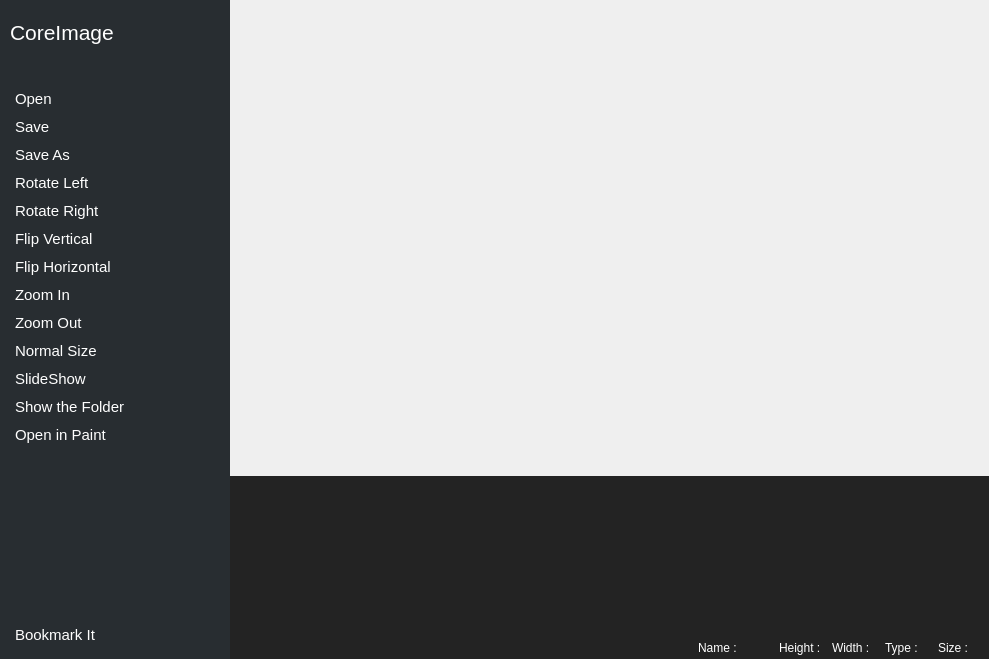
Qt form app/coreimage/coreimage.ui (rahmanshaber/corebox) before a commit.
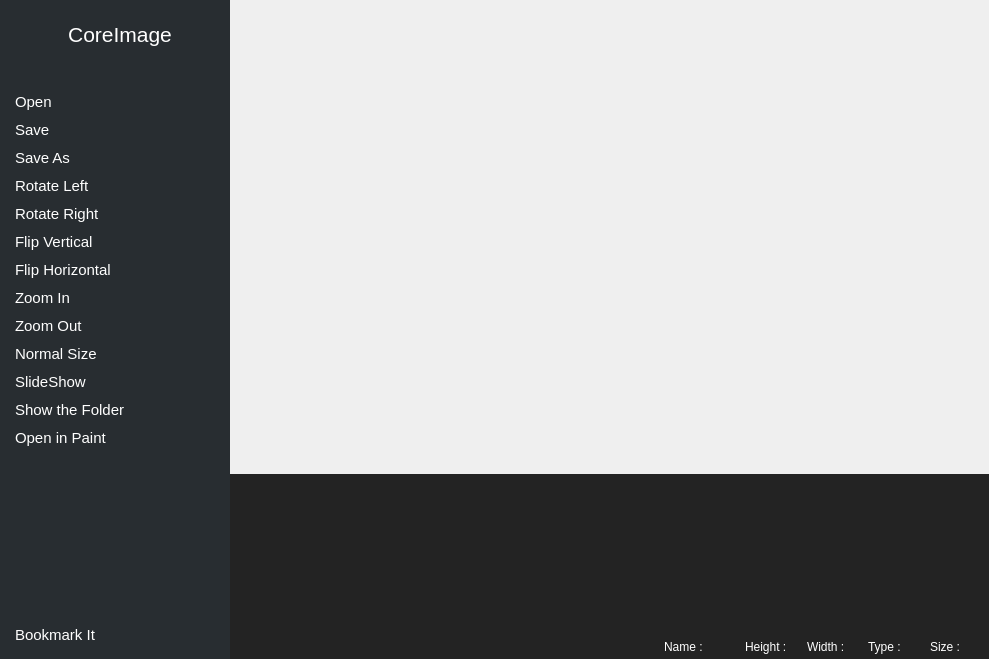
The same form after that commit. Icons and pictures are not drawn.

What changed in the file:
```diff
--- a/app/coreimage/coreimage.ui
+++ b/app/coreimage/coreimage.ui
@@ -58,7 +58,21 @@
 background-color: #282D31;
 color: #ffffff;
 border: 1px rgb(67, 67, 67);
-}</string>
+}
+
+QPushButton{
+Text-align:left;
+padding: 5px 5px 5px 5px;
+}
+
+QPushButton:pressed{
+background-color: #1D2025; 
+}
+
+QPushButton:hover {
+background-color: #1D2025;
+}
+</string>
      </property>
      <layout class="QVBoxLayout" name="verticalLayout">
       <property name="spacing">
@@ -77,7 +91,13 @@
        <number>10</number>
       </property>
       <item>
-       <widget class="QPushButton" name="title">
+       <widget class="QToolButton" name="title">
+        <property name="sizePolicy">
+         <sizepolicy hsizetype="Preferred" vsizetype="Fixed">
+          <horstretch>0</horstretch>
+          <verstretch>0</verstretch>
+         </sizepolicy>
+        </property>
         <property name="font">
          <font>
           <pointsize>16</pointsize>
@@ -86,9 +106,6 @@
         <property name="focusPolicy">
          <enum>Qt::NoFocus</enum>
         </property>
-        <property name="styleSheet">
-         <string notr="true">Text-align:left</string>
-        </property>
         <property name="text">
          <string>CoreImage</string>
         </property>
@@ -102,6 +119,9 @@
           <height>24</height>
          </size>
         </property>
+        <property name="toolButtonStyle">
+         <enum>Qt::ToolButtonTextBesideIcon</enum>
+        </property>
        </widget>
       </item>
       <item>
@@ -132,21 +152,6 @@
         <property name="focusPolicy">
          <enum>Qt::NoFocus</enum>
         </property>
-        <property name="styleSheet">
-         <string notr="true">QPushButton{
-Text-align:left;
-padding: 5px 5px 5px 5px;
-}
-
-QPushButton:pressed{
-background-color: #1D2025; 
-}
-
-QPushButton:hover {
-background-color: #1D2025;
-}
-</string>
-        </property>
         <property name="text">
          <string>Open</string>
         </property>
@@ -174,21 +179,6 @@
         <property name="focusPolicy">
          <enum>Qt::NoFocus</enum>
         </property>
-        <property name="styleSheet">
-         <string notr="true">QPushButton{
-Text-align:left;
-padding: 5px 5px 5px 5px;
-}
-
-QPushButton:pressed{
-background-color: #1D2025; 
-}
-
-QPushButton:hover {
-background-color: #1D2025;
-}
-</string>
-        </property>
         <property name="text">
          <string>Save</string>
         </property>
@@ -214,21 +204,6 @@
         <property name="focusPolicy">
          <enum>Qt::NoFocus</enum>
         </property>
-        <property name="styleSheet">
-         <string notr="true">QPushButton{
-Text-align:left;
-padding: 5px 5px 5px 5px;
-}
-
-QPushButton:pressed{
-background-color: #1D2025; 
-}
-
-QPushButton:hover {
-background-color: #1D2025;
-}
-</string>
-        </property>
         <property name="text">
          <string>Save As</string>
         </property>
@@ -254,21 +229,6 @@
         <property name="focusPolicy">
          <enum>Qt::NoFocus</enum>
         </property>
-        <property name="styleSheet">
-         <string notr="true">QPushButton{
-Text-align:left;
-padding: 5px 5px 5px 5px;
-}
-
-QPushButton:pressed{
-background-color: #1D2025; 
-}
-
-QPushButton:hover {
-background-color: #1D2025;
-}
-</string>
-        </property>
         <property name="text">
          <string>Rotate Left</string>
         </property>
@@ -294,21 +254,6 @@
         <property name="focusPolicy">
          <enum>Qt::NoFocus</enum>
         </property>
-        <property name="styleSheet">
-         <string notr="true">QPushButton{
-Text-align:left;
-padding: 5px 5px 5px 5px;
-}
-
-QPushButton:pressed{
-background-color: #1D2025; 
-}
-
-QPushButton:hover {
-background-color: #1D2025;
-}
-</string>
-        </property>
         <property name="text">
          <string>Rotate Right</string>
         </property>
@@ -334,21 +279,6 @@
         <property name="focusPolicy">
          <enum>Qt::NoFocus</enum>
         </property>
-        <property name="styleSheet">
-         <string notr="true">QPushButton{
-Text-align:left;
-padding: 5px 5px 5px 5px;
-}
-
-QPushButton:pressed{
-background-color: #1D2025; 
-}
-
-QPushButton:hover {
-background-color: #1D2025;
-}
-</string>
-        </property>
         <property name="text">
          <string>Flip Vertical</string>
         </property>
@@ -374,21 +304,6 @@
         <property name="focusPolicy">
          <enum>Qt::NoFocus</enum>
         </property>
-        <property name="styleSheet">
-         <string notr="true">QPushButton{
-Text-align:left;
-padding: 5px 5px 5px 5px;
-}
-
-QPushButton:pressed{
-background-color: #1D2025; 
-}
-
-QPushButton:hover {
-background-color: #1D2025;
-}
-</string>
-        </property>
         <property name="text">
          <string>Flip Horizontal</string>
         </property>
@@ -414,21 +329,6 @@
         <property name="focusPolicy">
          <enum>Qt::NoFocus</enum>
         </property>
-        <property name="styleSheet">
-         <string notr="true">QPushButton{
-Text-align:left;
-padding: 5px 5px 5px 5px;
-}
-
-QPushButton:pressed{
-background-color: #1D2025; 
-}
-
-QPushButton:hover {
-background-color: #1D2025;
-}
-</string>
-        </property>
         <property name="text">
          <string>Zoom In</string>
         </property>
@@ -454,21 +354,6 @@
         <property name="focusPolicy">
          <enum>Qt::NoFocus</enum>
         </property>
-        <property name="styleSheet">
-         <string notr="true">QPushButton{
-Text-align:left;
-padding: 5px 5px 5px 5px;
-}
-
-QPushButton:pressed{
-background-color: #1D2025; 
-}
-
-QPushButton:hover {
-background-color: #1D2025;
-}
-</string>
-        </property>
         <property name="text">
          <string>Zoom Out</string>
         </property>
@@ -494,21 +379,6 @@
         <property name="focusPolicy">
          <enum>Qt::NoFocus</enum>
         </property>
-        <property name="styleSheet">
-         <string notr="true">QPushButton{
-Text-align:left;
-padding: 5px 5px 5px 5px;
-}
-
-QPushButton:pressed{
-background-color: #1D2025; 
-}
-
-QPushButton:hover {
-background-color: #1D2025;
-}
-</string>
-        </property>
         <property name="text">
          <string>Normal Size</string>
         </property>
@@ -534,21 +404,6 @@
         <property name="focusPolicy">
          <enum>Qt::NoFocus</enum>
         </property>
-        <property name="styleSheet">
-         <string notr="true">QPushButton{
-Text-align:left;
-padding: 5px 5px 5px 5px;
-}
-
-QPushButton:pressed{
-background-color: #1D2025; 
-}
-
-QPushButton:hover {
-background-color: #1D2025;
-}
-</string>
-        </property>
         <property name="text">
          <string>SlideShow</string>
         </property>
@@ -579,21 +434,6 @@
         <property name="focusPolicy">
          <enum>Qt::NoFocus</enum>
         </property>
-        <property name="styleSheet">
-         <string notr="true">QPushButton{
-Text-align:left;
-padding: 5px 5px 5px 5px;
-}
-
-QPushButton:pressed{
-background-color: #1D2025; 
-}
-
-QPushButton:hover {
-background-color: #1D2025;
-}
-</string>
-        </property>
         <property name="text">
          <string>Show the Folder</string>
         </property>
@@ -619,21 +459,6 @@
         <property name="focusPolicy">
          <enum>Qt::NoFocus</enum>
         </property>
-        <property name="styleSheet">
-         <string notr="true">QPushButton{
-Text-align:left;
-padding: 5px 5px 5px 5px;
-}
-
-QPushButton:pressed{
-background-color: #1D2025; 
-}
-
-QPushButton:hover {
-background-color: #1D2025;
-}
-</string>
-        </property>
         <property name="text">
          <string>Open in Paint</string>
         </property>
@@ -764,7 +589,7 @@
         <property name="geometry">
          <rect>
           <x>102</x>
-          <y>14</y>
+          <y>13</y>
           <width>553</width>
           <height>446</height>
          </rect>
@@ -910,8 +735,18 @@
        <property name="styleSheet">
         <string notr="true">QWidget{
 background-color: #232323;
-border: 1px rgb(0, 0, 0);
-}</string>
+color: #E6E6E6;
+border: 1px #434343;
+}
+
+QPushButton:pressed{
+background-color: #1D2025; 
+}
+
+QPushButton:hover {
+background-color: #1D2025;
+}
+</string>
        </property>
        <property name="frameShape">
         <enum>QFrame::NoFrame</enum>
@@ -936,23 +771,13 @@
          <number>0</number>
         </property>
         <item>
-         <widget class="QPushButton" name="cPrevious">
+         <widget class="QToolButton" name="cPrevious">
           <property name="focusPolicy">
            <enum>Qt::NoFocus</enum>
           </property>
           <property name="toolTip">
            <string>Previous</string>
           </property>
-          <property name="styleSheet">
-           <string notr="true">QPushButton:pressed{
-background-color: #1D2025; 
-}
-
-QPushButton:hover {
-background-color: #1D2025;
-}
-</string>
-          </property>
           <property name="text">
            <string/>
           </property>
@@ -966,13 +791,10 @@
             <height>22</height>
            </size>
           </property>
-          <property name="flat">
-           <bool>true</bool>
-          </property>
          </widget>
         </item>
         <item>
-         <widget class="QPushButton" name="cNext">
+         <widget class="QToolButton" name="cNext">
           <property name="focusPolicy">
            <enum>Qt::NoFocus</enum>
           </property>
@@ -982,16 +804,6 @@
           <property name="layoutDirection">
            <enum>Qt::LeftToRight</enum>
           </property>
-          <property name="styleSheet">
-           <string notr="true">QPushButton:pressed{
-background-color: #1D2025; 
-}
-
-QPushButton:hover {
-background-color: #1D2025;
-}
-</string>
-          </property>
           <property name="text">
            <string notr="true"/>
           </property>
@@ -1005,13 +817,10 @@
             <height>22</height>
            </size>
           </property>
-          <property name="flat">
-           <bool>true</bool>
-          </property>
          </widget>
         </item>
         <item>
-         <widget class="QPushButton" name="cTools">
+         <widget class="QToolButton" name="cTools">
           <property name="font">
            <font>
             <pointsize>14</pointsize>
@@ -1023,16 +832,6 @@
           <property name="toolTip">
            <string>Tools</string>
           </property>
-          <property name="styleSheet">
-           <string notr="true">QPushButton:pressed{
-background-color: #1D2025; 
-}
-
-QPushButton:hover {
-background-color: #1D2025;
-}
-</string>
-          </property>
           <property name="text">
            <string/>
           </property>
@@ -1052,29 +851,16 @@
           <property name="checkable">
            <bool>true</bool>
           </property>
-          <property name="flat">
-           <bool>true</bool>
-          </property>
          </widget>
         </item>
         <item>
-         <widget class="QPushButton" name="cTrashIt">
+         <widget class="QToolButton" name="cTrashIt">
           <property name="focusPolicy">
            <enum>Qt::NoFocus</enum>
           </property>
           <property name="toolTip">
            <string>Trash It</string>
           </property>
-          <property name="styleSheet">
-           <string notr="true">QPushButton:pressed{
-background-color: #1D2025; 
-}
-
-QPushButton:hover {
-background-color: #1D2025;
-}
-</string>
-          </property>
           <property name="text">
            <string/>
           </property>
@@ -1088,29 +874,16 @@
             <height>22</height>
            </size>
           </property>
-          <property name="flat">
-           <bool>true</bool>
-          </property>
          </widget>
         </item>
         <item>
-         <widget class="QPushButton" name="cFullScreen">
+         <widget class="QToolButton" name="cFullScreen">
           <property name="focusPolicy">
            <enum>Qt::NoFocus</enum>
           </property>
           <property name="toolTip">
            <string>Fullscreen</string>
           </property>
-          <property name="styleSheet">
-           <string notr="true">QPushButton:pressed{
-background-color: #1D2025; 
-}
-
-QPushButton:hover {
-background-color: #1D2025;
-}
-</string>
-          </property>
           <property name="text">
            <string/>
           </property>
@@ -1127,13 +900,10 @@
           <property name="checkable">
            <bool>true</bool>
           </property>
-          <property name="flat">
-           <bool>true</bool>
-          </property>
          </widget>
         </item>
         <item>
-         <widget class="QPushButton" name="openThumbview">
+         <widget class="QToolButton" name="openThumbview">
           <property name="focusPolicy">
            <enum>Qt::NoFocus</enum>
           </property>
@@ -1159,7 +929,7 @@
          </widget>
         </item>
         <item>
-         <widget class="QPushButton" name="cProperties">
+         <widget class="QToolButton" name="cProperties">
           <property name="focusPolicy">
            <enum>Qt::NoFocus</enum>
           </property>
@@ -1167,14 +937,7 @@
            <string>Properties</string>
           </property>
           <property name="styleSheet">
-           <string notr="true">QPushButton:pressed{
-background-color: #1D2025; 
-}
-
-QPushButton:hover {
-background-color: #1D2025;
-}
-</string>
+           <string notr="true"/>
           </property>
           <property name="text">
            <string/>
@@ -1192,9 +955,6 @@
           <property name="checkable">
            <bool>true</bool>
           </property>
-          <property name="flat">
-           <bool>true</bool>
-          </property>
          </widget>
         </item>
         <item>
```
Left out of the diff: 15 changed lines with no effect on the pictures.
